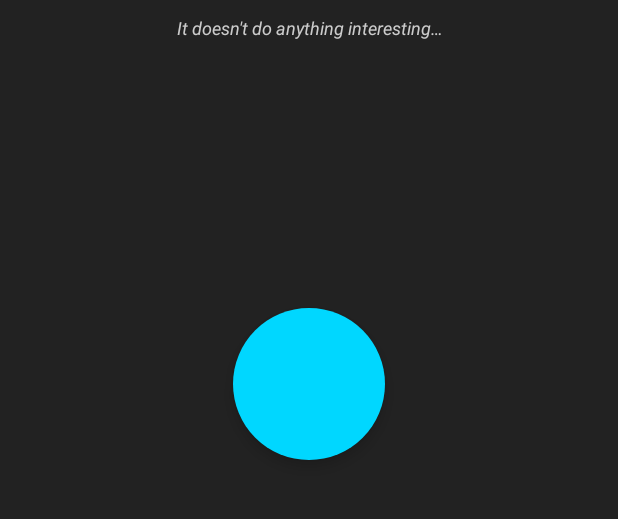
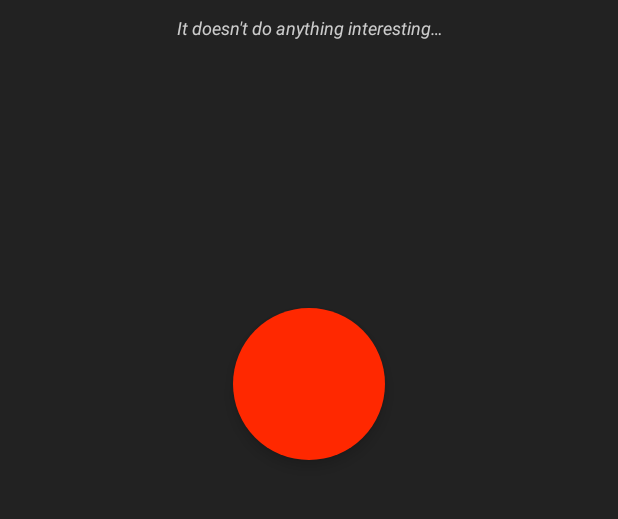
Before and after one commit to nelson-escalona/AND101-Unit-4-Lab, an Android app: the screen it shows after launch (MainActivity), on a phone screen of 412 x 824 dp, the part 234-753 px from its top. Run offline under Robolectric (Android 15) with nearby library versions, the phone set to English and light mode, and no system bars; libraries missing offline, so code that uses them is left out: es.dmoral.toasty; 3 statements that could not run were skipped.

Commit message:
Add UI configuration for blue button

```diff
--- a/app/src/main/java/com/driuft/redbutton/MainActivity.kt
+++ b/app/src/main/java/com/driuft/redbutton/MainActivity.kt
@@ -2,6 +2,8 @@ package com.driuft.redbutton
 
 import android.content.Intent
 import android.content.SharedPreferences
+import android.content.res.ColorStateList
+import android.graphics.Color
 import android.os.Bundle
 import android.view.View
 import android.widget.Button
@@ -15,7 +17,7 @@ class MainActivity : AppCompatActivity() {
     private lateinit var binding: ActivityMainBinding
 
     private val redButton get() = binding.redButton as Button
-    private val cyanButton get() = binding.cyanButton
+    private val blueButton get() = binding.blueButton
     private val tinyYellowButton get() = binding.tinyYellowButton
     private val superSecretView get() = binding.SUPERSECRETPOWERLEVELVIEW
     private val sharedPref: SharedPreferences by lazy {
@@ -36,16 +38,28 @@ class MainActivity : AppCompatActivity() {
 
     private fun setupClickListeners() {
         redButton.setOnClickListener { congratulations() }
-        cyanButton.setOnClickListener { otherButtonClicked() }
+        blueButton.setOnClickListener { blueButtonClicked() }
         tinyYellowButton.setOnClickListener { tinyButtonClicked() }
         tinyYellowButton.setOnLongClickListener { tinyButtonLongClicked() }
         superSecretView.setOnClickListener { unclickableButton() }
     }
 
     /**
-     * Show a clue when the Cyan button is clicked.
+     * Show a clue when the [blueButton] is clicked.
      */
-    private fun otherButtonClicked() {
+    private fun blueButtonClicked() {
+        // Reveal true color
+        blueButton.setBackgroundColor(resources.getColor(R.color.blue))
+
+        // Save state
+        with (sharedPref.edit()) {
+            putBoolean(getString(R.string.blue_button_shown_key), true)
+            apply()
+        }
+
+        // Update color
+        configureUI()
+
         Toasty.info(
             this,
             getString(R.string.toast_wrong_button_error),
@@ -54,7 +68,7 @@ class MainActivity : AppCompatActivity() {
     }
 
     /**
-     * Shows a clue when the tiny Yellow button is clicked.
+     * Shows a clue when the [tinyYellowButton] is clicked.
      */
     private fun tinyButtonClicked() {
         Toasty.warning(
@@ -65,7 +79,7 @@ class MainActivity : AppCompatActivity() {
     }
 
     /**
-     * Tiny yellow button was held
+     * [tinyYellowButton] was held
      * I wonder what will happen next...
      */
     private fun tinyButtonLongClicked(): Boolean {
@@ -102,8 +116,7 @@ class MainActivity : AppCompatActivity() {
 
     /**
      * Congratulations!!!
-     * You DID it! The [redButton] seems pleased.
-     * Creepy, but cool.
+     * You DID it! The [redButton] seems pleased with your performance.
      */
     private fun congratulations() {
         val partyEmoji = String(Character.toChars(0x1F389))
@@ -120,11 +133,18 @@ class MainActivity : AppCompatActivity() {
     }
 
     /**
-     * Configures visibility if red button has already been shown.
+     * Configures visibility if [redButton] button has already been shown.
      */
     private fun configureUI() {
         val defaultValue = false
+        val redColor = resources.getColor(R.color.red)
+        val blueColor = resources.getColor(R.color.blue)
+        val blueButtonShown = sharedPref.getBoolean(getString(R.string.blue_button_shown_key), defaultValue)
         val redButtonShown = sharedPref.getBoolean(getString(R.string.red_button_shown_key), defaultValue)
+
+        if (!blueButtonShown) {
+            blueButton.backgroundTintList = ColorStateList.valueOf(redColor)
+        } else { blueButton.backgroundTintList = ColorStateList.valueOf(blueColor) }
 
         if (redButtonShown) {
             tinyYellowButton.visibility = View.GONE
--- a/app/src/main/res/layout/activity_main.xml
+++ b/app/src/main/res/layout/activity_main.xml
@@ -63,14 +63,14 @@
 
     <!-- your standard, non-red button -->
     <com.google.android.material.floatingactionbutton.FloatingActionButton
-        android:id="@+id/cyan_button"
+        android:id="@+id/blue_button"
         android:layout_width="wrap_content"
         android:layout_height="wrap_content"
         app:layout_constraintTop_toTopOf="parent"
         app:layout_constraintBottom_toBottomOf="parent"
         app:layout_constraintStart_toStartOf="parent"
         app:layout_constraintEnd_toEndOf="parent"
-        android:backgroundTint="@color/cyan"
+        app:backgroundTint="@color/blue"
         app:borderWidth="0dp"
         app:fabCustomSize="101dp"
         android:visibility="visible"
--- a/app/src/main/res/values/colors.xml
+++ b/app/src/main/res/values/colors.xml
@@ -11,7 +11,7 @@
     <!-- Custom colors -->
     <color name="red">#FF2800</color>
     <color name="yellow">#EDFF00</color>
-    <color name="cyan">#00D7FF</color>
+    <color name="blue">#00D7FF</color>
     <color name="dark_gray">#222222</color>
     <color name="slightly_lighter_gray">#333333</color>
     <color name="light_gray">#CCCCCC</color>
--- a/app/src/main/res/values/strings.xml
+++ b/app/src/main/res/values/strings.xml
@@ -15,11 +15,12 @@
     <string name="other_tiny_button_description">Just a tiny button. Maybe you should try pressing and holding it…</string>
 
     <!-- Toast messages -->
-    <string name="toast_wrong_button_error">If you\'re looking for the <font color="#FF2800">RED</font> button, check activity_main.xml</string>
+    <string name="toast_wrong_button_error">Sike! I\'m not really RED.\nIf you\'re looking for the <font color="#FF2800">RED</font> button, check activity_main.xml</string>
     <string name="toast_unclickable_warning">Maybe there is a View preventing my taps in activity_main.xml</string>
     <string name="toast_do_not_press_and_hold">You should totally <b>NOT</b> PRESS AND HOLD or increase the size for easier visibility</string>
     <string name="toast_congrats">CONGRATULATIONS! %s</string>
 
     <!-- Preferences -->
     <string name="red_button_shown_key">Red button has been shown</string>
+    <string name="blue_button_shown_key">Blue button has been shown</string>
 </resources>
```
